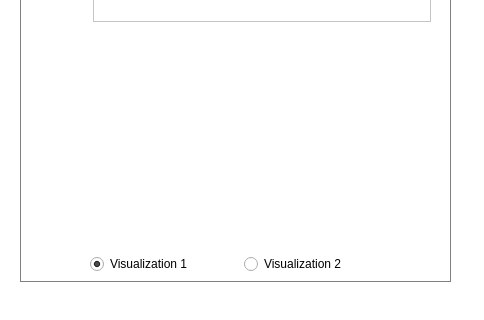
Before: the Qt Designer form Application/Bin/VQAInteractionScreen.ui in jenniferolenchak/DroneVQA, drawn with Qt 5; both pictures show x 700 to 1184 and y 339 to 659 of the 1184 by 659 pixel window.
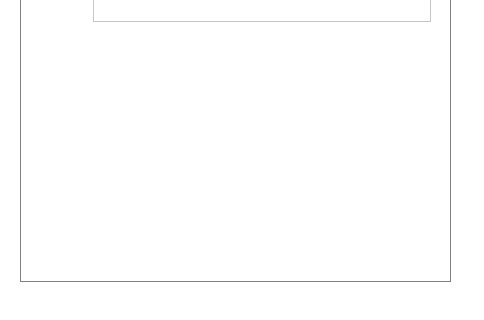
After: the same form once the commit is applied. Icons and pictures are not drawn.

Commit message: Dynamically add and remove buttons for visualization images

Patch:
```diff
--- a/Application/Bin/VQAInteractionScreen.ui
+++ b/Application/Bin/VQAInteractionScreen.ui
@@ -1307,35 +1307,7 @@
       <height>26</height>
      </rect>
     </property>
-    <layout class="QHBoxLayout" name="horizontalLayout">
-     <item>
-      <widget class="QRadioButton" name="radioButton_Visualization1">
-       <property name="font">
-        <font>
-         <family>Arial</family>
-        </font>
-       </property>
-       <property name="text">
-        <string>Visualization 1</string>
-       </property>
-       <property name="checked">
-        <bool>true</bool>
-       </property>
-      </widget>
-     </item>
-     <item>
-      <widget class="QRadioButton" name="radioButton_Visualization2">
-       <property name="font">
-        <font>
-         <family>Arial</family>
-        </font>
-       </property>
-       <property name="text">
-        <string>Visualization 2</string>
-       </property>
-      </widget>
-     </item>
-    </layout>
+    <layout class="QHBoxLayout" name="horizontalLayout_Visualizations"/>
    </widget>
    <widget class="QWidget" name="layoutWidget">
     <property name="geometry">
```
The commit also changes 1 other file.
